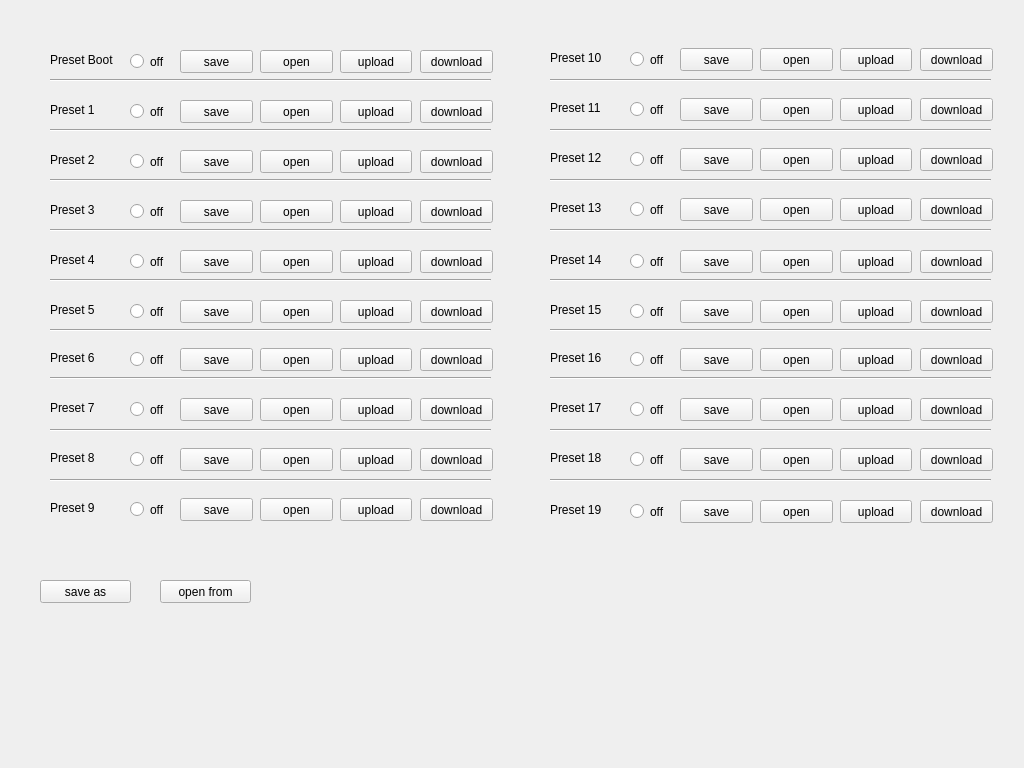
Above: ac1608/presetwnd.ui from jpcstpj7281/gameseer before the change. Below: the same form after it.
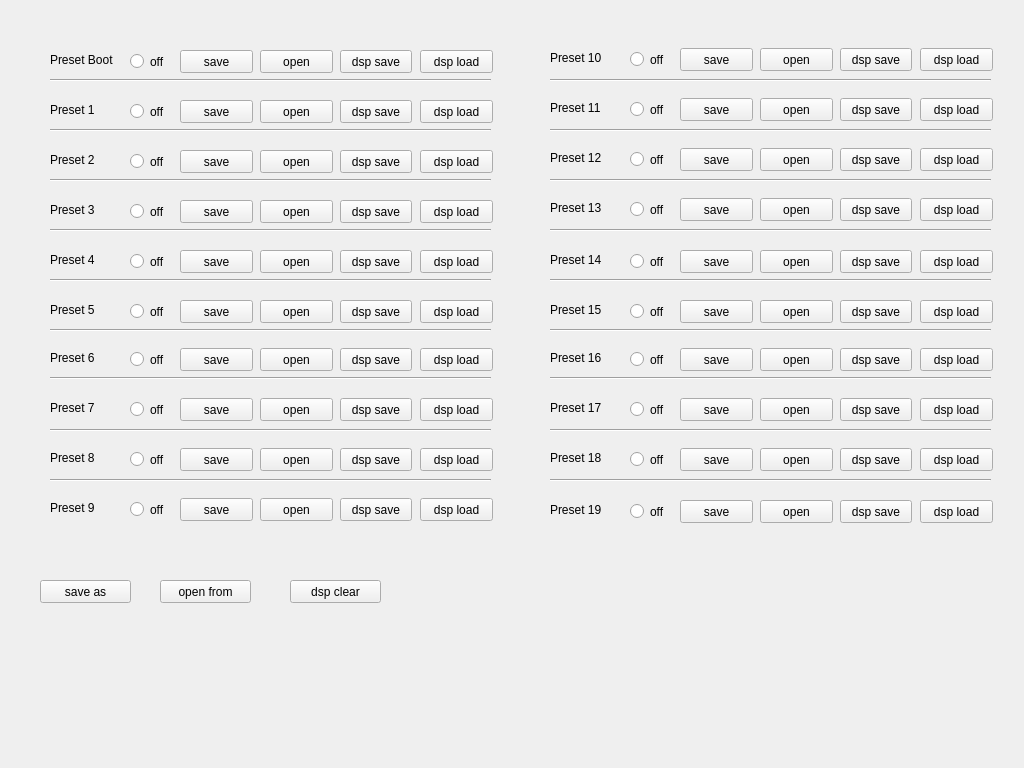
That is the form after the change.

Diff of the .ui file:
```diff
--- a/ac1608/presetwnd.ui
+++ b/ac1608/presetwnd.ui
@@ -81,7 +81,7 @@
     </rect>
    </property>
    <property name="text">
-    <string>upload</string>
+    <string>dsp save</string>
    </property>
   </widget>
   <widget class="QPushButton" name="pbDownload0">
@@ -94,7 +94,7 @@
     </rect>
    </property>
    <property name="text">
-    <string>download</string>
+    <string>dsp load</string>
    </property>
   </widget>
   <widget class="QPushButton" name="pbOpen1">
@@ -133,7 +133,7 @@
     </rect>
    </property>
    <property name="text">
-    <string>download</string>
+    <string>dsp load</string>
    </property>
   </widget>
   <widget class="QRadioButton" name="rb1">
@@ -172,7 +172,7 @@
     </rect>
    </property>
    <property name="text">
-    <string>upload</string>
+    <string>dsp save</string>
    </property>
   </widget>
   <widget class="QPushButton" name="pbOpen2">
@@ -211,7 +211,7 @@
     </rect>
    </property>
    <property name="text">
-    <string>download</string>
+    <string>dsp load</string>
    </property>
   </widget>
   <widget class="QRadioButton" name="rb2">
@@ -250,7 +250,7 @@
     </rect>
    </property>
    <property name="text">
-    <string>upload</string>
+    <string>dsp save</string>
    </property>
   </widget>
   <widget class="Line" name="line">
@@ -302,7 +302,7 @@
     </rect>
    </property>
    <property name="text">
-    <string>download</string>
+    <string>dsp load</string>
    </property>
   </widget>
   <widget class="QPushButton" name="pbUpload3">
@@ -315,7 +315,7 @@
     </rect>
    </property>
    <property name="text">
-    <string>upload</string>
+    <string>dsp save</string>
    </property>
   </widget>
   <widget class="QRadioButton" name="rb3">
@@ -367,7 +367,7 @@
     </rect>
    </property>
    <property name="text">
-    <string>download</string>
+    <string>dsp load</string>
    </property>
   </widget>
   <widget class="QLabel" name="label_4">
@@ -458,7 +458,7 @@
     </rect>
    </property>
    <property name="text">
-    <string>upload</string>
+    <string>dsp save</string>
    </property>
   </widget>
   <widget class="QPushButton" name="pbDownload3">
@@ -471,7 +471,7 @@
     </rect>
    </property>
    <property name="text">
-    <string>download</string>
+    <string>dsp load</string>
    </property>
   </widget>
   <widget class="Line" name="line_3">
@@ -523,7 +523,7 @@
     </rect>
    </property>
    <property name="text">
-    <string>upload</string>
+    <string>dsp save</string>
    </property>
   </widget>
   <widget class="QPushButton" name="pbOpen5">
@@ -575,7 +575,7 @@
     </rect>
    </property>
    <property name="text">
-    <string>download</string>
+    <string>dsp load</string>
    </property>
   </widget>
   <widget class="QPushButton" name="pbSave7">
@@ -679,7 +679,7 @@
     </rect>
    </property>
    <property name="text">
-    <string>download</string>
+    <string>dsp load</string>
    </property>
   </widget>
   <widget class="QRadioButton" name="rb7">
@@ -705,7 +705,7 @@
     </rect>
    </property>
    <property name="text">
-    <string>upload</string>
+    <string>dsp save</string>
    </property>
   </widget>
   <widget class="QPushButton" name="pbUpload7">
@@ -718,7 +718,7 @@
     </rect>
    </property>
    <property name="text">
-    <string>upload</string>
+    <string>dsp save</string>
    </property>
   </widget>
   <widget class="QLabel" name="label_8">
@@ -757,7 +757,7 @@
     </rect>
    </property>
    <property name="text">
-    <string>download</string>
+    <string>dsp load</string>
    </property>
   </widget>
   <widget class="Line" name="line_8">
@@ -822,7 +822,7 @@
     </rect>
    </property>
    <property name="text">
-    <string>upload</string>
+    <string>dsp save</string>
    </property>
   </widget>
   <widget class="QLabel" name="label_10">
@@ -861,7 +861,7 @@
     </rect>
    </property>
    <property name="text">
-    <string>download</string>
+    <string>dsp load</string>
    </property>
   </widget>
   <widget class="QPushButton" name="pbSave11">
@@ -952,7 +952,7 @@
     </rect>
    </property>
    <property name="text">
-    <string>download</string>
+    <string>dsp load</string>
    </property>
   </widget>
   <widget class="QRadioButton" name="rb11">
@@ -978,7 +978,7 @@
     </rect>
    </property>
    <property name="text">
-    <string>upload</string>
+    <string>dsp save</string>
    </property>
   </widget>
   <widget class="QPushButton" name="pbUpload11">
@@ -991,7 +991,7 @@
     </rect>
    </property>
    <property name="text">
-    <string>upload</string>
+    <string>dsp save</string>
    </property>
   </widget>
   <widget class="QLabel" name="label_12">
@@ -1030,7 +1030,7 @@
     </rect>
    </property>
    <property name="text">
-    <string>download</string>
+    <string>dsp load</string>
    </property>
   </widget>
   <widget class="QPushButton" name="pbSave13">
@@ -1134,7 +1134,7 @@
     </rect>
    </property>
    <property name="text">
-    <string>download</string>
+    <string>dsp load</string>
    </property>
   </widget>
   <widget class="QRadioButton" name="rb13">
@@ -1160,7 +1160,7 @@
     </rect>
    </property>
    <property name="text">
-    <string>upload</string>
+    <string>dsp save</string>
    </property>
   </widget>
   <widget class="QPushButton" name="pbUpload13">
@@ -1173,7 +1173,7 @@
     </rect>
    </property>
    <property name="text">
-    <string>upload</string>
+    <string>dsp save</string>
    </property>
   </widget>
   <widget class="QLabel" name="label_14">
@@ -1212,7 +1212,7 @@
     </rect>
    </property>
    <property name="text">
-    <string>download</string>
+    <string>dsp load</string>
    </property>
   </widget>
   <widget class="QPushButton" name="pbSave15">
@@ -1316,7 +1316,7 @@
     </rect>
    </property>
    <property name="text">
-    <string>download</string>
+    <string>dsp load</string>
    </property>
   </widget>
   <widget class="QRadioButton" name="rb15">
@@ -1342,7 +1342,7 @@
     </rect>
    </property>
    <property name="text">
-    <string>upload</string>
+    <string>dsp save</string>
    </property>
   </widget>
   <widget class="QPushButton" name="pbUpload15">
@@ -1355,7 +1355,7 @@
     </rect>
    </property>
    <property name="text">
-    <string>upload</string>
+    <string>dsp save</string>
    </property>
   </widget>
   <widget class="QLabel" name="label_16">
@@ -1394,7 +1394,7 @@
     </rect>
    </property>
    <property name="text">
-    <string>download</string>
+    <string>dsp load</string>
    </property>
   </widget>
   <widget class="QPushButton" name="pbSave17">
@@ -1498,7 +1498,7 @@
     </rect>
    </property>
    <property name="text">
-    <string>download</string>
+    <string>dsp load</string>
    </property>
   </widget>
   <widget class="QRadioButton" name="rb17">
@@ -1524,7 +1524,7 @@
     </rect>
    </property>
    <property name="text">
-    <string>upload</string>
+    <string>dsp save</string>
    </property>
   </widget>
   <widget class="QPushButton" name="pbUpload17">
@@ -1537,7 +1537,7 @@
     </rect>
    </property>
    <property name="text">
-    <string>upload</string>
+    <string>dsp save</string>
    </property>
   </widget>
   <widget class="QLabel" name="label_18">
@@ -1576,7 +1576,7 @@
     </rect>
    </property>
    <property name="text">
-    <string>download</string>
+    <string>dsp load</string>
    </property>
   </widget>
   <widget class="QRadioButton" name="rb18">
@@ -1628,7 +1628,7 @@
     </rect>
    </property>
    <property name="text">
-    <string>upload</string>
+    <string>dsp save</string>
    </property>
   </widget>
   <widget class="QLabel" name="label_20">
@@ -1680,7 +1680,7 @@
     </rect>
    </property>
    <property name="text">
-    <string>download</string>
+    <string>dsp load</string>
    </property>
   </widget>
   <widget class="QPushButton" name="pbOpen9">
@@ -1706,7 +1706,7 @@
     </rect>
    </property>
    <property name="text">
-    <string>upload</string>
+    <string>dsp save</string>
    </property>
   </widget>
   <widget class="QRadioButton" name="rb9">
@@ -1745,7 +1745,7 @@
     </rect>
    </property>
    <property name="text">
-    <string>download</string>
+    <string>dsp load</string>
    </property>
   </widget>
   <widget class="QPushButton" name="pbOpen19">
@@ -1771,7 +1771,7 @@
     </rect>
    </property>
    <property name="text">
-    <string>upload</string>
+    <string>dsp save</string>
    </property>
   </widget>
   <widget class="QRadioButton" name="rb19">
@@ -1839,6 +1839,19 @@
     <string>open from</string>
    </property>
   </widget>
+  <widget class="QPushButton" name="pbDspClear">
+   <property name="geometry">
+    <rect>
+     <x>290</x>
+     <y>580</y>
+     <width>91</width>
+     <height>23</height>
+    </rect>
+   </property>
+   <property name="text">
+    <string>dsp clear</string>
+   </property>
+  </widget>
  </widget>
  <resources/>
  <connections/>
```
